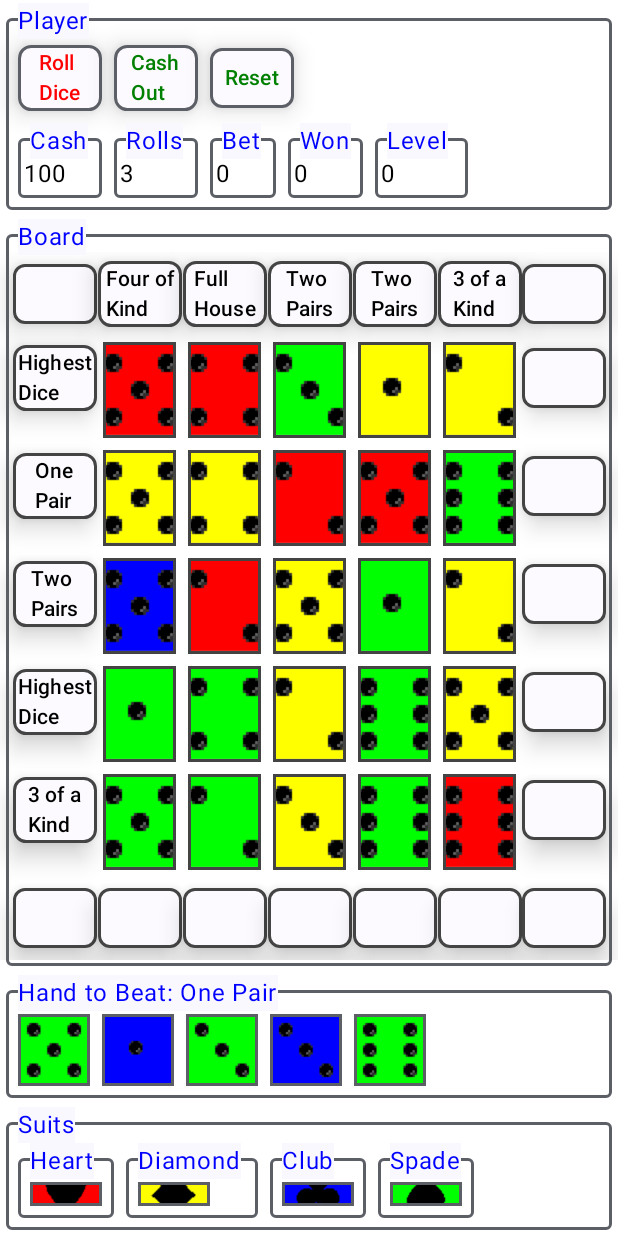
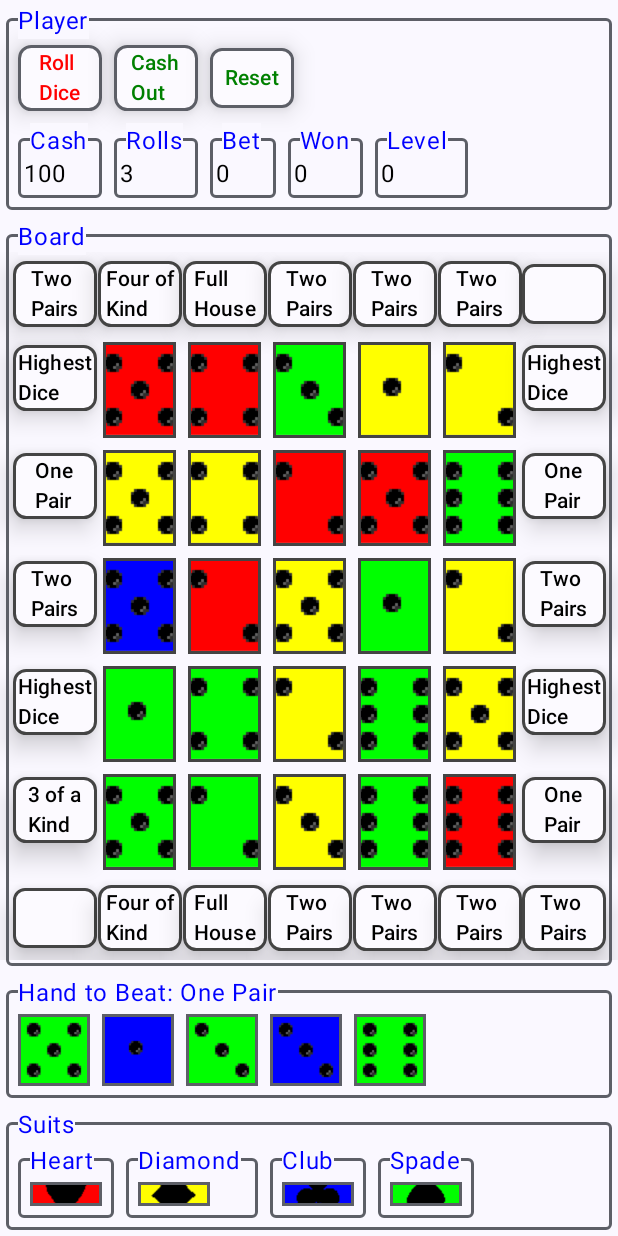
Before and after one commit to pstorli/PokerDice, an Android app built with Jetpack Compose: the composable MainScreen shown on its own in the app's theme, after a tap on "Start", on a phone screen of 412 x 824 dp. Run offline under Robolectric (Android 15) with nearby library versions, the phone set to English and light mode, and no system bars.

Commit message:
Added scoring and cash out. Game basically working.

```diff
--- a/app/src/main/java/com/pstorli/pokerdice/domain/model/Game.kt
+++ b/app/src/main/java/com/pstorli/pokerdice/domain/model/Game.kt
@@ -7,9 +7,11 @@ import com.pstorli.pokerdice.util.Consts.FIRST_ROW_COL
 import com.pstorli.pokerdice.util.Consts.LAST_ROW_COL
 import com.pstorli.pokerdice.util.Consts.NO_RANK
 import com.pstorli.pokerdice.util.Consts.NUM_SQUARES
+import com.pstorli.pokerdice.util.Consts.SQUARE_BET_COST
 import com.pstorli.pokerdice.util.Consts.SQUARE_FIRST
 import com.pstorli.pokerdice.util.Consts.SUIT_NONE_VAL
 import com.pstorli.pokerdice.util.Consts.ZERO
+import com.pstorli.pokerdice.util.Consts.debug
 import com.pstorli.pokerdice.util.Consts.randomRank
 import com.pstorli.pokerdice.util.Consts.randomSuit
 
@@ -235,21 +237,43 @@ class Game () {
         // Top / Bottom
         for (which in SQUARE_FIRST..SQUARE_LAST) {
             if (board [index(SQUARE_FIRST, which)].selected) {
-                bets++
+                bets+= SQUARE_BET_COST
             }
             if (board [index(SQUARE_LAST, which)].selected) {
-                bets++
+                bets+= SQUARE_BET_COST
             }
         }
 
         // Left / Right
         for (which in SQUARE_FIRST +1 .. SQUARE_LAST -1) {
             if (board [index(which, SQUARE_FIRST)].selected) {
-                bets++
+                bets+= SQUARE_BET_COST
             }
             if (board [index(which, SQUARE_LAST)].selected) {
-                bets++
+                bets+= SQUARE_BET_COST
             }
+        }
+
+        // Diagonal.
+
+        // UL
+        if (board [index(SQUARE_FIRST, SQUARE_FIRST)].selected) {
+            bets+= SQUARE_BET_COST
+        }
+
+        // UR
+        else if (board [index(SQUARE_FIRST, SQUARE_LAST)].selected) {
+            bets+= SQUARE_BET_COST
+        }
+
+        // LL
+        else if (board [index(SQUARE_LAST, SQUARE_FIRST)].selected) {
+            bets+= SQUARE_BET_COST
+        }
+
+        // LR
+        else if (board [index(SQUARE_LAST, SQUARE_LAST)].selected) {
+            bets+= SQUARE_BET_COST
         }
 
         return bets
@@ -374,13 +398,9 @@ class Game () {
         // Ignore if this is not an edge?
         if (isEdgeSquare(index)) {
             if (index>= ZERO && index< NUM_SQUARES) {
-                // Get the die
-                var die = board [index]
-
                 // This index is on the board.
                 val row = row(index)
                 val col = col(index)
-                //Array (DICE_IN_HAND) { Die() } ()
 
                 // *****************************************************************************
                 // Rank these
@@ -389,41 +409,49 @@ class Game () {
                 // Upper Left?
                 if (ZERO == row && ZERO == col) {
                     hand = getHandDiagonalUpperLeftToLowerRight ()
+                    debug ("getHandDiagonalUpperLeftToLowerRight $row $col Hand: $hand Index: $index")
                 }
 
                 // Lower left?
                 else if (LAST_ROW_COL == row && ZERO == col) {
                     hand = getHandDiagonalUpperRightToLowerLeft ()
+                    debug ("getHandDiagonalUpperRightToLowerLeft $row $col Hand: $hand Index: $index")
                 }
 
                 // Upper Right?
-                else if (ZERO == row && LAST_ROW_COL == col) {
+                else if (ZERO == row && SQUARE_LAST == col) {
                     hand = getHandDiagonalUpperRightToLowerLeft ()
+                    debug ("getHandDiagonalUpperRightToLowerLeft $row $col Hand: $hand Index: $index")
                 }
 
                 // Lower Right?
-                else if (LAST_ROW_COL == row && LAST_ROW_COL == col) {
+                else if (SQUARE_LAST == row && SQUARE_LAST == col) {
                     hand = getHandDiagonalUpperLeftToLowerRight ()
+                    debug ("getHandDiagonalUpperLeftToLowerRight $row $col Hand: $hand Index: $index")
                 }
 
                 // Horiz top?
                 else if (ZERO == row) {
                     hand = getHandByColumn (col)
+                    debug ("getHandByColumn $row $col Hand: $hand Index: $index")
                 }
 
                 // Horiz Bottom
-                else if (LAST_ROW_COL == row) {
+                else if (SQUARE_LAST == row) {
                     hand = getHandByColumn (col)
+                    debug ("getHandByColumn $row $col Hand: $hand Index: $index")
                 }
 
                 // Vert Left Side
                 else if (ZERO == col) {
                     hand = getHandByRow (row)
+                    debug ("getHandByRow $row $col Hand: $hand Index: $index")
                 }
 
                 // Vert Right Side
-                else if (LAST_ROW_COL == col) {
+                else if (SQUARE_LAST == col) {
                     hand = getHandByRow (row)
+                    debug ("getHandByRow $row $col Hand: $hand Index: $index")
                 }
             }
         }
--- a/app/src/main/java/com/pstorli/pokerdice/domain/model/PokerScorer.kt
+++ b/app/src/main/java/com/pstorli/pokerdice/domain/model/PokerScorer.kt
@@ -5,8 +5,8 @@ import com.pstorli.pokerdice.util.Consts.FOUR_OF_KIND
 import com.pstorli.pokerdice.util.Consts.FULL_HOUSE
 import com.pstorli.pokerdice.util.Consts.MAX_RANK
 import com.pstorli.pokerdice.util.Consts.MAX_SUIT
+import com.pstorli.pokerdice.util.Consts.NOTHING
 import com.pstorli.pokerdice.util.Consts.ZERO
-import com.pstorli.pokerdice.util.Consts.NOTHING
 import com.pstorli.pokerdice.util.Consts.NO_RANK
 import com.pstorli.pokerdice.util.Consts.NO_SUIT
 import com.pstorli.pokerdice.util.Consts.ONE_PAIR
@@ -16,9 +16,11 @@ import com.pstorli.pokerdice.util.Consts.STRAIGHT_FLUSH
 import com.pstorli.pokerdice.util.Consts.THREE_OF_KIND
 import com.pstorli.pokerdice.util.Consts.TWO_PAIRS
 
-
 class PokerScorer () {
 
+    // *********************************************************************************************
+    // Vars
+    // *********************************************************************************************
     var level = 0
 
     var flush = false
@@ -39,7 +41,7 @@ class PokerScorer () {
      *
      * @return value of hand.
      */
-    fun computeHand (dice: Array<Die>): Int
+    fun scoreHand (dice: Array<Die>): Int
     {
         // Do we have a flush?
         flush = false
--- a/app/src/main/java/com/pstorli/pokerdice/domain/model/PokerViewModel.kt
+++ b/app/src/main/java/com/pstorli/pokerdice/domain/model/PokerViewModel.kt
@@ -13,6 +13,7 @@ import com.pstorli.pokerdice.repo.PokerRepo
 import com.pstorli.pokerdice.domain.repo.dao.PokerDAO
 import com.pstorli.pokerdice.ui.theme.Colors
 import com.pstorli.pokerdice.ui.theme.setColor
+import com.pstorli.pokerdice.util.Consts
 
 import com.pstorli.pokerdice.util.Consts.CASH_INITIAL
 import com.pstorli.pokerdice.util.Consts.SUIT_NONE
@@ -21,9 +22,9 @@ import com.pstorli.pokerdice.util.Consts.DICE_IN_HAND
 import com.pstorli.pokerdice.util.Consts.NO_TEXT
 import com.pstorli.pokerdice.util.Consts.NUM_SQUARES
 import com.pstorli.pokerdice.util.Consts.ROLLS_MAX
+import com.pstorli.pokerdice.util.Consts.SQUARE_BET_COST
 import com.pstorli.pokerdice.util.Consts.SUIT_NONE_VAL
 import com.pstorli.pokerdice.util.Consts.ZERO
-import com.pstorli.pokerdice.util.Consts.debug
 import com.pstorli.pokerdice.util.Consts.randomRank
 import com.pstorli.pokerdice.util.Consts.randomSuit
 import com.pstorli.pokerdice.util.Persist
@@ -48,6 +49,7 @@ class PokerViewModel (val app: Application) : AndroidViewModel(app) {
     var onUpdateInstructions    = mutableStateOf(true)
     var onUpdatePlayer          = mutableStateOf(true)
     var onUpdateScoring         = mutableStateOf(true)
+    var onUpdateSnackbar        = mutableStateOf(true)
 
     // How much cash, rolls and bets have we?
     var bet                     by mutableStateOf<Int>(0)
@@ -80,6 +82,9 @@ class PokerViewModel (val app: Application) : AndroidViewModel(app) {
 
     // The game with a board
     var game = Game ()
+
+    // Set this to show snackbar text.
+    var snackBarText = NO_TEXT
 
     // /////////////////////////////////////////////////////////////////////////////////////////////
     // Game State
@@ -260,12 +265,17 @@ class PokerViewModel (val app: Application) : AndroidViewModel(app) {
         onUpdatePlayer.value = !onUpdatePlayer.value
     }
 
+    fun updateSnackbar () {
+        onUpdateSnackbar.value = !onUpdateSnackbar.value
+    }
+
     fun updateGame () {
         updateBoard ()
         updateBoardEdge ()
         updateHandToBeat ()
         updateInstructions ()
         updatePlayer ()
+        updateSnackbar ()
     }
 
     /**
@@ -279,15 +289,8 @@ class PokerViewModel (val app: Application) : AndroidViewModel(app) {
         updateHandToBeat ()
     }
 
-    /**
-     * Score the hand.
-     */
-    fun scoreHand (hand: Array<Die>) {
-
-    }
-
     fun getHandToBeatName (hand: Array<Die>): String {
-        return app.getHandToBeatName (pokerScorer.computeHand (hand))
+        return app.getHandToBeatName (pokerScorer.scoreHand (hand))
     }
 
     /**
@@ -312,18 +315,28 @@ class PokerViewModel (val app: Application) : AndroidViewModel(app) {
      * Renew the edge squares text.
      */
     fun refreshEdgeSquareText () {
+        won = 0
         for (pos in ZERO until NUM_SQUARES) {
             if (game.isEdgeSquare (pos)) {
-                val dieText = getSquareText(pos)
-                setDieText(pos, dieText)
+                // The hand.
+                val hand = game.getHand (pos)
+
+                // If it has at least one value grater than zero, we can score it.
+                var dieText = NO_TEXT
+
+                // The hand's value.
+                if (game.hasValue (hand)) {
+                    // They win if that square was selected.
+                    if (game.board [pos].selected) {
+                        won = won + pokerScorer.scoreHand(hand)
+                    }
+
+                    dieText = getHandToBeatName (hand)
+                }
+                setDieText( pos, dieText)
 
                 val oppPos = game.opposite(pos)
                 setDieText(oppPos, dieText)
-
-                // TODO Test
-                if (!dieText.empty()) {
-                    debug (dieText)
-                }
             }
         }
     }
@@ -339,7 +352,9 @@ class PokerViewModel (val app: Application) : AndroidViewModel(app) {
      * Set the die edge text.
      */
     fun setDieText (index: Int, text: String) {
-        game.getDie (index).name = text
+        val die = game.getDie (index)
+        die.name = text
+        game.setDie(index, die)
     }
 
     // /////////////////////////////////////////////////////////////////////////////////////////////
@@ -410,7 +425,10 @@ class PokerViewModel (val app: Application) : AndroidViewModel(app) {
      * Cash out!
      */
     fun cashOutEvent (pokerEvent: PokerEvent.CashOutEvent) {
+        // Update cash
+        cash = cash - bet + won
 
+        reset ()
     }
 
     /**
@@ -432,6 +450,7 @@ class PokerViewModel (val app: Application) : AndroidViewModel(app) {
         // Update the board ad edge
         updateBoard()
         updateBoardEdge()
+        updatePlayer()
 
         _uiState.value = PokerUIState.Rolling
     }
@@ -454,6 +473,7 @@ class PokerViewModel (val app: Application) : AndroidViewModel(app) {
             // Redraw the board and board edge.
             updateBoard ()
             updateBoardEdge()
+            updatePlayer()
         }
         else {
             // Game over.
@@ -489,7 +509,7 @@ class PokerViewModel (val app: Application) : AndroidViewModel(app) {
         game.reset()
 
         // Reset rolls, bet and won.
-        rolls   = 0
+        rolls   = ROLLS_MAX
         bet     = 0
         won     = 0
 
@@ -516,6 +536,8 @@ class PokerViewModel (val app: Application) : AndroidViewModel(app) {
 
             // toggle held color.
             die.held = !die.held
+
+            Consts.playSound(R.raw.hold, getApplication())
 
             // Put the die back.
             game.setDie(pokerEvent.index, die)
@@ -544,10 +566,23 @@ class PokerViewModel (val app: Application) : AndroidViewModel(app) {
      * They clicked on an edge square in the Start state.
      */
     fun edgeClickEventStart (pokerEvent: PokerEvent.EdgeClickEvent) {
-        game.setBetSquares (pokerEvent.index)
+        // Each click costs 2 * SQUARE_BET_COST (10)
+        val dice = game.board [pokerEvent.index]
+
+        // Let them de-select or proceed if they have enough money
+        val betsCost = bet + 2 * SQUARE_BET_COST
+        if (dice.selected || cash >= betsCost) {
+            // Set the squares to bet on.
+            game.setBetSquares (pokerEvent.index)
+        }
+        else if (cash < betsCost) {
+            // Out of cash!
+            snackBarText = app.resources.getString(R.string.outta_cash)
+            updateSnackbar ()
+        }
 
         // Reset the bet.
-        bet = game.computeBet ()
+        bet = game.computeBet()
 
         updatePlayer()
         updateBoardEdge()
--- a/app/src/main/java/com/pstorli/pokerdice/ui/composeables/Board.kt
+++ b/app/src/main/java/com/pstorli/pokerdice/ui/composeables/Board.kt
@@ -11,6 +11,7 @@ import com.pstorli.pokerdice.domain.model.PokerViewModel
 import com.pstorli.pokerdice.ui.composeables.core.LabeledRow
 import com.pstorli.pokerdice.domain.model.PokerEvent
 import com.pstorli.pokerdice.ui.theme.Colors
+import com.pstorli.pokerdice.util.Consts
 import com.pstorli.pokerdice.util.Consts.BOARD_SIZE
 import com.pstorli.pokerdice.util.Consts.debug
 
@@ -24,7 +25,7 @@ fun Board (pokerViewModel: PokerViewModel) {
         LazyVerticalGrid(columns = GridCells.Fixed(BOARD_SIZE)) {
             items(pokerViewModel.game.size()) { index ->
                 // Get the dice associated with this square.
-                val die = pokerViewModel.game.getDie (index)
+                var die = pokerViewModel.game.getDie (index)
 
                 // Figure out border getColor to use.
                 var color = LocalContext.current.color (Colors.Text)
@@ -43,7 +44,7 @@ fun Board (pokerViewModel: PokerViewModel) {
                     // This will detect any changes to the board edge and recompose your composable.
                     pokerViewModel.onUpdateBoardEdge.value
 
-
+                    debug ("Name: $die.name Index: $index.")
 
                     // Use PokerButton for edge squares.
                     PokerButton(
@@ -52,6 +53,15 @@ fun Board (pokerViewModel: PokerViewModel) {
                         borderColor = bc,
                         onClick     = {
                             debug ("They clicked on the edge $index.")
+
+                            // Do a different sound if de-selecting the square.
+                            die = pokerViewModel.game.getDie (index)
+                            if (die.selected) {
+                                Consts.playSound(R.raw.bet_not, pokerViewModel.getApplication())
+                            }
+                            else {
+                                Consts.playSound(R.raw.bet, pokerViewModel.getApplication())
+                            }
 
                             // They clicked the button on a board square.
                             pokerViewModel.onEvent(PokerEvent.EdgeClickEvent (index))
--- a/app/src/main/java/com/pstorli/pokerdice/ui/composeables/HandToBeat.kt
+++ b/app/src/main/java/com/pstorli/pokerdice/ui/composeables/HandToBeat.kt
@@ -18,7 +18,7 @@ fun HandToBeat (pokerViewModel: PokerViewModel) {
     // This will detect any changes to the board edge and recompose your composable.
     pokerViewModel.onUpdateHandToBeat.value
 
-    val handToBeatValue = pokerViewModel.pokerScorer.computeHand (pokerViewModel.handToBeat.value)
+    val handToBeatValue = pokerViewModel.pokerScorer.scoreHand (pokerViewModel.handToBeat.value)
     val handToBeatRealName: String
     if (handToBeatValue > NOTHING) {
         handToBeatRealName  = LocalContext.current.getHandToBeatName (handToBeatValue)
--- a/app/src/main/java/com/pstorli/pokerdice/ui/composeables/PlayerRow.kt
+++ b/app/src/main/java/com/pstorli/pokerdice/ui/composeables/PlayerRow.kt
@@ -19,6 +19,7 @@ import com.pstorli.pokerdice.util.Consts.CASH_MIN_WIDTH_DP
 import com.pstorli.pokerdice.util.Consts.LEVEL_MIN_WIDTH_DP
 import com.pstorli.pokerdice.util.Consts.ROLLS_MIN_WIDTH_DP
 import com.pstorli.pokerdice.util.Consts.WON_MIN_WIDTH_DP
+import com.pstorli.pokerdice.util.Consts.playSound
 
 @Composable
 fun PlayerRow (pokerViewModel: PokerViewModel) {
@@ -44,6 +45,9 @@ fun PlayerRow (pokerViewModel: PokerViewModel) {
                     textColor = rollTextColor,
                     onClick = {
                         "Roll dice pressed.".debug()
+
+                        // They clicked roll.
+                        playSound (R.raw.roll, pokerViewModel.getApplication())
 
                         // They clicked the button.
                         if (PokerViewModel.PokerUIState.Start == pokerViewModel.getState()) {
--- /dev/null
+++ b/app/src/main/java/com/pstorli/pokerdice/ui/composeables/SnackBar.kt
@@ -0,0 +1,26 @@
+package com.pstorli.pokerdice.ui.composeables
+
+import android.widget.Toast
+import androidx.compose.material3.Snackbar
+import androidx.compose.material3.Text
+import androidx.compose.runtime.Composable
+import androidx.compose.ui.platform.LocalContext
+import com.pstorli.pokerdice.domain.model.PokerViewModel
+import com.pstorli.pokerdice.util.Consts
+
+@Composable
+fun SnackBar (pokerViewModel: PokerViewModel) {
+    // This will detect any changes to the board edge and recompose your composable.
+    pokerViewModel.onUpdateSnackbar.value
+
+    // Show a snack bar?
+    if (pokerViewModel.snackBarText.length> Consts.ZERO) {
+        Toast.makeText(LocalContext.current, pokerViewModel.snackBarText, Toast.LENGTH_LONG).show() // TODO Until snackbar fixed.
+        Snackbar {
+            Text(text = pokerViewModel.snackBarText)
+        }
+
+        // Clear the snackbar text.
+        pokerViewModel.snackBarText = Consts.NO_TEXT
+    }
+}
--- a/app/src/main/java/com/pstorli/pokerdice/ui/screens/MainScreen.kt
+++ b/app/src/main/java/com/pstorli/pokerdice/ui/screens/MainScreen.kt
@@ -1,12 +1,15 @@
 package com.pstorli.pokerdice.ui.screens
 
 import androidx.compose.foundation.layout.Column
+import androidx.compose.material3.Snackbar
+import androidx.compose.material3.Text
 import androidx.compose.runtime.Composable
 import com.pstorli.pokerdice.domain.model.PokerViewModel
 import com.pstorli.pokerdice.ui.composeables.Board
 import com.pstorli.pokerdice.ui.composeables.HandToBeat
 import com.pstorli.pokerdice.ui.composeables.Instructions
 import com.pstorli.pokerdice.ui.composeables.PlayerRow
+import com.pstorli.pokerdice.ui.composeables.SnackBar
 import com.pstorli.pokerdice.ui.composeables.Suits
 
 /**
@@ -29,5 +32,10 @@ fun MainScreen (pokerViewModel: PokerViewModel) {
         HandToBeat      (pokerViewModel)
         Suits           (pokerViewModel)
         Instructions    (pokerViewModel)
+        SnackBar        (pokerViewModel)
+
+        Snackbar {
+            Text(text = "Hello")
+        }
     }
 }
--- a/app/src/main/java/com/pstorli/pokerdice/util/Consts.kt
+++ b/app/src/main/java/com/pstorli/pokerdice/util/Consts.kt
@@ -1,7 +1,11 @@
 package com.pstorli.pokerdice.util
 
+import android.content.Context
+import android.media.MediaPlayer
 import android.util.Log
 import androidx.compose.ui.unit.dp
+import com.pstorli.pokerdice.logError
+
 
 /**
  * The main reason to use constants, is
@@ -77,11 +81,28 @@ object Consts {
     val ROLLS_MIN_WIDTH_DP              = 48.dp
     val ROUNDED_CORNER_SHAPE_PCT_VAL    = 20
     val SPACE_TEXT                      = " "
+    val SQUARE_BET_COST                 = 10 // Cost of eacg square to bet on.
     val TAG_NAME                        = "PokerDice"
     val WON_MIN_WIDTH_DP                = 42.dp
     val WON_NAME                        = "Won"
     val SUIT_NONE_VAL                   = 0
     val ZERO                            = 0
+
+    // *********************************************************************************************
+    // Scoring Consts
+    // *********************************************************************************************
+
+    // The score data.
+    val ROYAL_FLUSH                     = 60
+    val STRAIGHT_FLUSH                  = 50
+    val FOUR_OF_KIND                    = 45
+    val FULL_HOUSE                      = 40
+    val FLUSH                           = 30
+    val STRAIGHT                        = 20
+    val THREE_OF_KIND                   = 15
+    val TWO_PAIRS                       = 10
+    val ONE_PAIR                        = 5
+    val NOTHING                         = 0
 
     // *********************************************************************************************
     // Scoring Vars
@@ -101,18 +122,6 @@ object Consts {
     val MIN_RANK                        = 1
     val MAX_SUIT                        = 4
     val MAX_RANK                        = 6
-
-    // The score data.
-    val ROYAL_FLUSH                     = 9
-    val STRAIGHT_FLUSH                  = 8
-    val FOUR_OF_KIND                    = 7
-    val FULL_HOUSE                      = 6
-    val FLUSH                           = 5
-    val STRAIGHT                        = 4
-    val THREE_OF_KIND                   = 3
-    val TWO_PAIRS                       = 2
-    val ONE_PAIR                        = 1
-    val NOTHING                         = 0
 
     /**
      * Return random num between 1 and 6
@@ -218,4 +227,30 @@ object Consts {
         }
         return result
     }
+
+    /**
+     * Play a sound.
+     */
+    fun playSound (soundRawId: Int, context: Context) {
+        try {
+            // Create it.
+            var mp: MediaPlayer? = MediaPlayer.create (context, soundRawId)
+            mp?.let {
+                if (mp?.isPlaying?:false) {
+                    // Stop, drop and roll.
+                    mp?.stop()
+                    mp?.release()
+
+                    // Then re-create it.
+                    mp = MediaPlayer.create(context, soundRawId)
+                }
+
+                // Now start it.
+                mp?.start()
+            }
+        }
+        catch (ex: Exception) {
+            ex.toString().logError()
+        }
+    }
 }
```
Also changed, not shown: app/src/main/res/values/strings.xml (+11 -9 lines), 6 other files.
